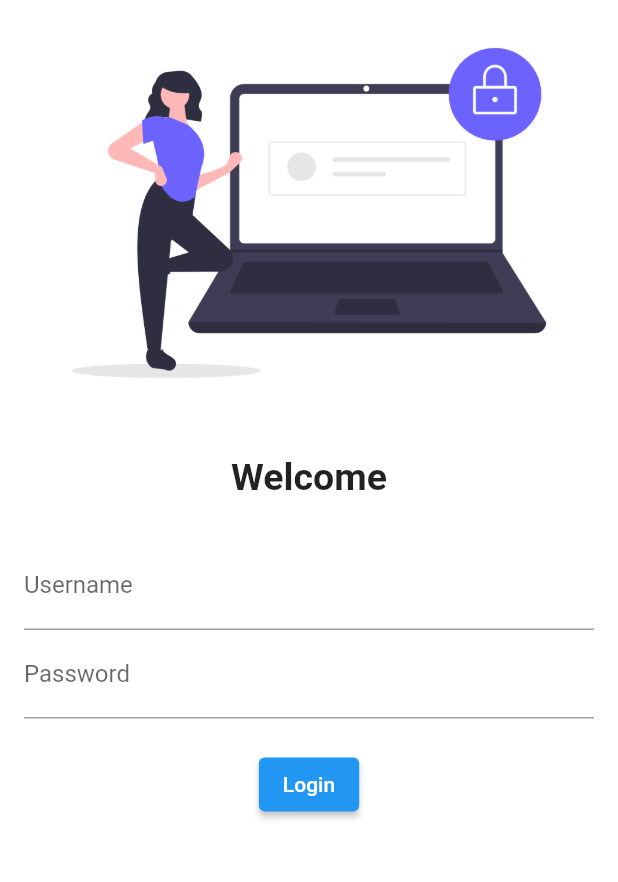
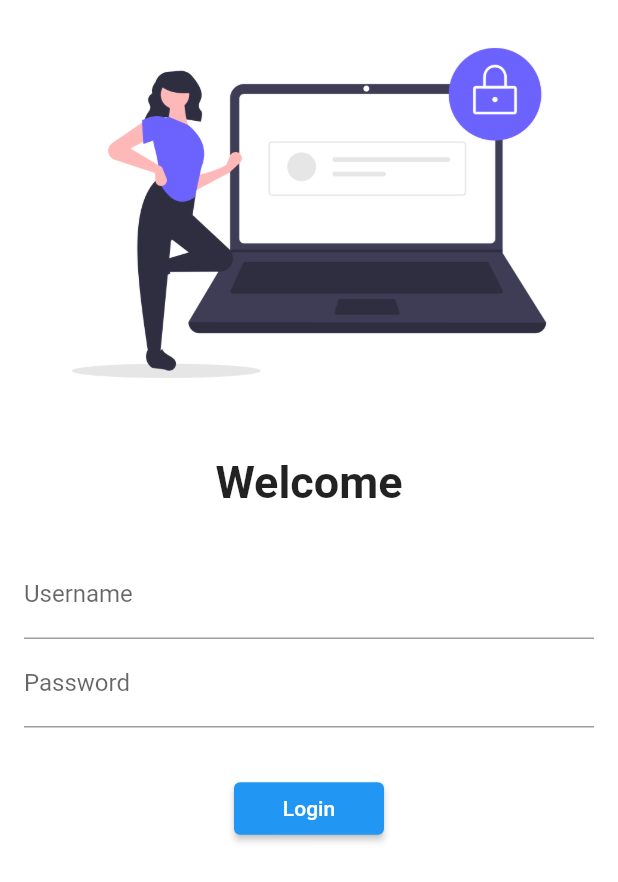
Before and after one commit to Jjakhar/flutter, a Flutter app: the screen it shows after launch, on a phone screen of 412 x 824 dp. Shown: the top 882 px of the screen. Run offline on Flutter 3.47's test engine with Material 2 defaults, Android fonts, the phone set to English and light mode, and no system bars.

Commit message:
day 5 completed

```diff
--- a/lib/login_page.dart
+++ b/lib/login_page.dart
@@ -1,4 +1,5 @@
 import 'package:flutter/material.dart';
+import 'package:flutter_application_1/utils/routes.dart';
 
 class loginpage extends StatelessWidget {
   // const loginpage({super.key});
@@ -8,6 +9,7 @@ class loginpage extends StatelessWidget {
     return Material(
       color: Colors.white,
 
+      child: SingleChildScrollView(
         child: Column(children: [
           Image.asset(
             "assets/images/login_image.png",
@@ -20,7 +22,7 @@ class loginpage extends StatelessWidget {
           Text(
             "Welcome",
             style: TextStyle(
-            fontSize: 25,
+              fontSize: 30,
               fontWeight: FontWeight.bold,
             ),
           ),
@@ -45,17 +47,20 @@ class loginpage extends StatelessWidget {
                   ),
                 ),
                 SizedBox(
-                height: 20,
+                  height: 30,
                 ),
                 ElevatedButton(
+                    child: Text("Login"),
                     onPressed: () {
-                    print("Hi Jaiyant Jakhar");
+                      // print("Hi Jaiyant Jakhar");
+                      Navigator.pushNamed(context, myroutes.homeroute);
                     },
-                  child: Text("Login"))
+                    style: TextButton.styleFrom(minimumSize: Size(100, 35))),
               ],
             ),
           )
         ]),
+      ),
 
       // child: Center(
       //   child: Text(
--- a/lib/main.dart
+++ b/lib/main.dart
@@ -1,6 +1,7 @@
 import 'package:flutter/material.dart';
 import 'package:flutter_application_1/home_page.dart';
 import 'package:flutter_application_1/login_page.dart';
+import 'package:flutter_application_1/utils/routes.dart';
 
 void main() {
   runApp(MyApp());
@@ -21,8 +22,11 @@ class MyApp extends StatelessWidget {
 
       routes: {
         "/": (context) => loginpage(),
-        "/home": (context) => homepage(),
-        "/login": (context) => loginpage(),
+        // "/home": (context) => homepage(),
+        // "/login": (context) => loginpage(),
+
+        myroutes.homeroute: (context) => homepage(),
+        myroutes.loginroute: (context) => loginpage(),
       },
     );
   }
--- /dev/null
+++ b/lib/utils/routes.dart
@@ -0,0 +1,4 @@
+class myroutes{
+  static String homeroute = "/home";
+  static String loginroute = "/login";
+}
```
Lines whose indentation alone changed are shown as unchanged.
